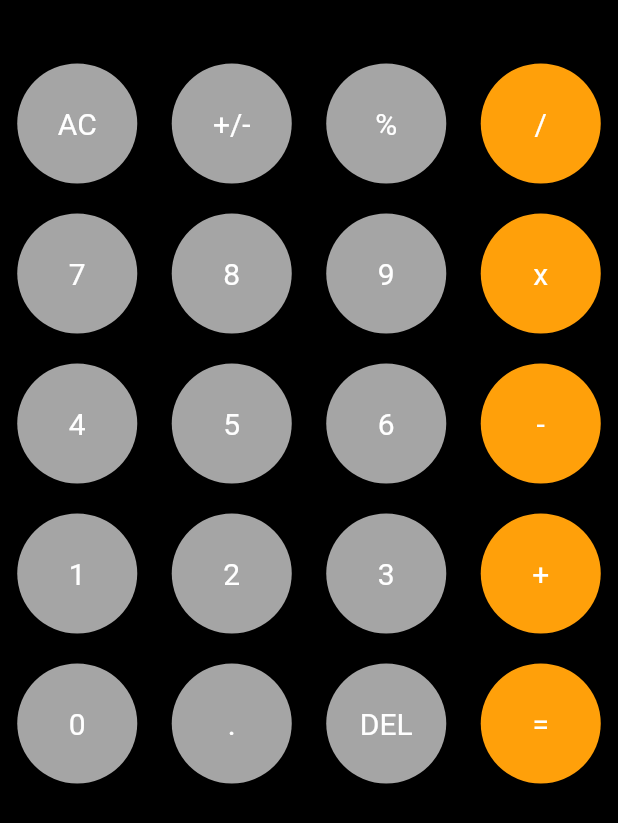
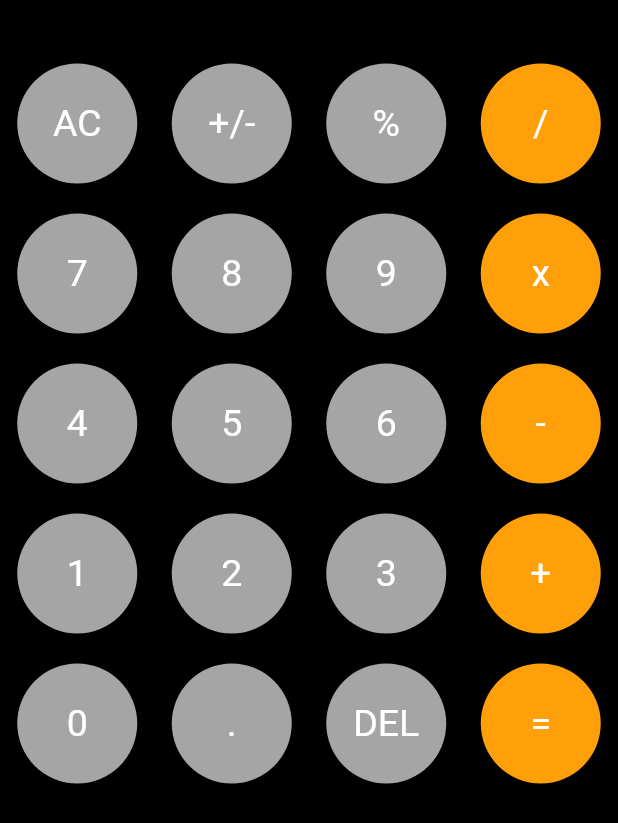
Before and after one commit to Darker009/Calculator1, a Flutter app: the screen it shows after launch, on a phone screen of 412 x 824 dp. Shown: the part 362-1185 px from the top of the screen. Run offline on Flutter 3.47's test engine with Material 2 defaults, Android fonts, the phone set to English and light mode, and no system bars; our stand-ins replace math_expressions.

Commit message:
font size changed to 25

```diff
--- a/lib/components/my_button.dart
+++ b/lib/components/my_button.dart
@@ -24,7 +24,7 @@ class MyButton extends StatelessWidget {
               color: color,
             ),
             child: Center(
-              child: Text(title, style: TextStyle(fontSize: 20, color: Colors.white),),
+              child: Text(title, style: TextStyle(fontSize: 25, color: Colors.white),),
             ),
           ),
         ),
```
